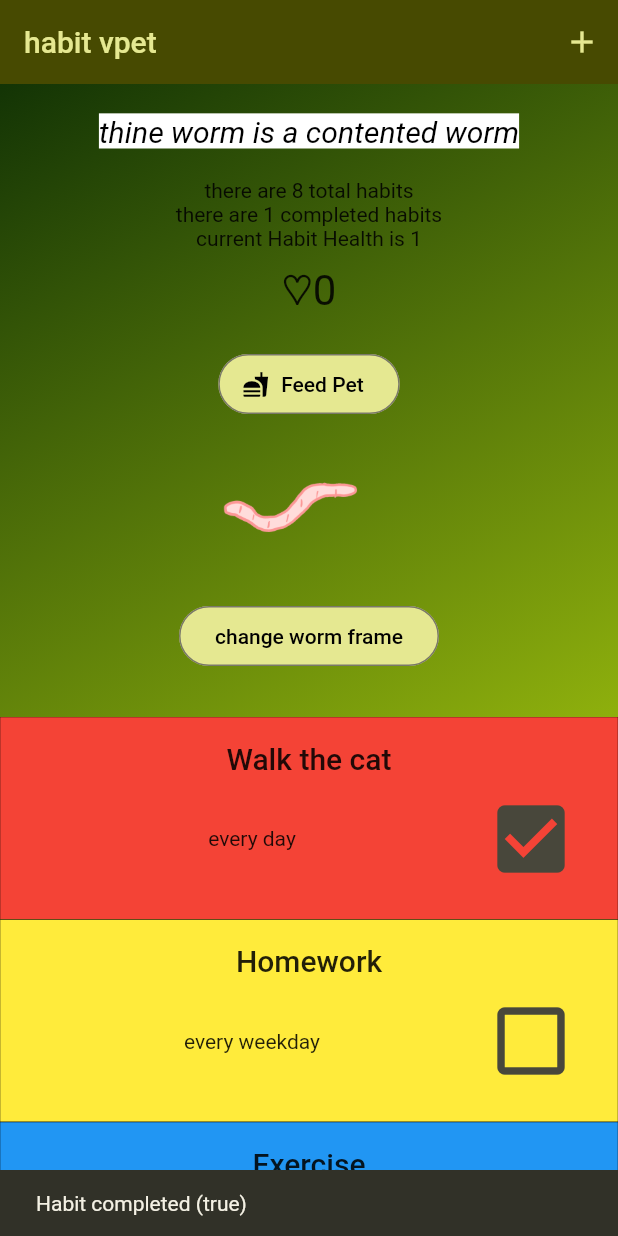
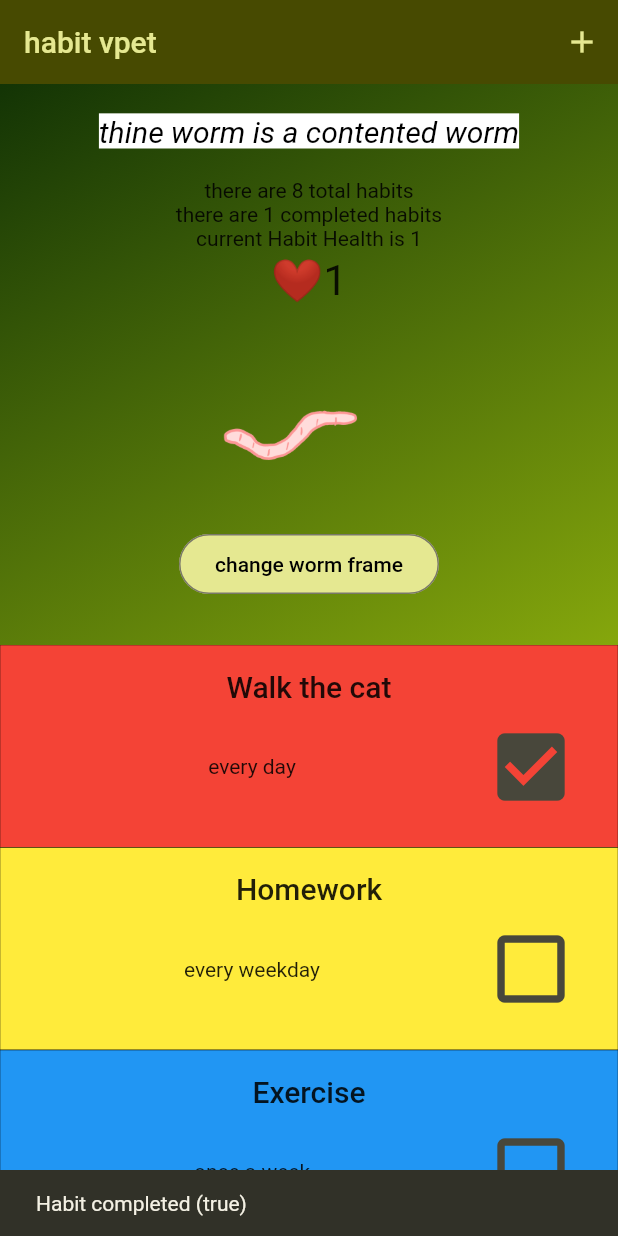
Before and after one commit to abbymachines/habit_vpet, a Flutter app: the screen it shows after launch, after a tap on the "check box outline blank" icon, on a phone screen of 412 x 824 dp. Run offline on Flutter 3.47's test engine with Material 2 defaults, Android fonts, the phone set to English and light mode, and no system bars; our stand-ins replace flutter_riverpod.

Commit message:
implement update heart bar depending on health value. also place heart bar inside habit_vpet widget

```diff
--- a/lib/habit_vpet.dart
+++ b/lib/habit_vpet.dart
@@ -3,6 +3,7 @@ import 'package:flutter_riverpod/flutter_riverpod.dart';
 
 import 'package:habit_vpet/pet_status_message.dart';
 import 'package:habit_vpet/providers/completed_habits_provider.dart';
+import 'package:habit_vpet/widgets/heart_bar/heart_bar.dart';
 import 'package:habit_vpet/widgets/pet/pet_feeder.dart';
 import 'package:habit_vpet/models/habit.dart';
 import 'package:habit_vpet/widgets/habit_list/habit_list.dart';
@@ -113,6 +114,7 @@ class _HabitVpetState extends ConsumerState<HabitVpet> {
             Text('there are ${myHabits.length} total habits'),
             Text('there are ${myCompletedHabits.length} completed habits'),
             Text('current Habit Health is $health'),
+            HeartBar(health),
             const SizedBox(height: 5),
             const Center(
               child: PetFeeder(),
--- a/lib/widgets/pet/pet_feeder.dart
+++ b/lib/widgets/pet/pet_feeder.dart
@@ -25,16 +25,16 @@ class _PetFeederState extends State<PetFeeder> {
 
   @override
   Widget build(context) {
-    return Column(
+    return const Column(
       mainAxisSize: MainAxisSize.min,
       children: [
-        HeartBar(currentHealth),
-        const SizedBox(height: 20),
-        OutlinedButton.icon(
-          onPressed: feedPet,
-          icon: const Icon(Icons.fastfood),
-          label: const Text('Feed Pet'),
-        ),
+        // HeartBar(currentHealth),
+        SizedBox(height: 20),
+        // OutlinedButton.icon(
+        //   onPressed: feedPet,
+        //   icon: const Icon(Icons.fastfood),
+        //   label: const Text('Feed Pet'),
+        // ),
       ],
     );
   }
```
Also changed, not shown: lib/providers/health_provider.dart (added, +8 -0 lines).
